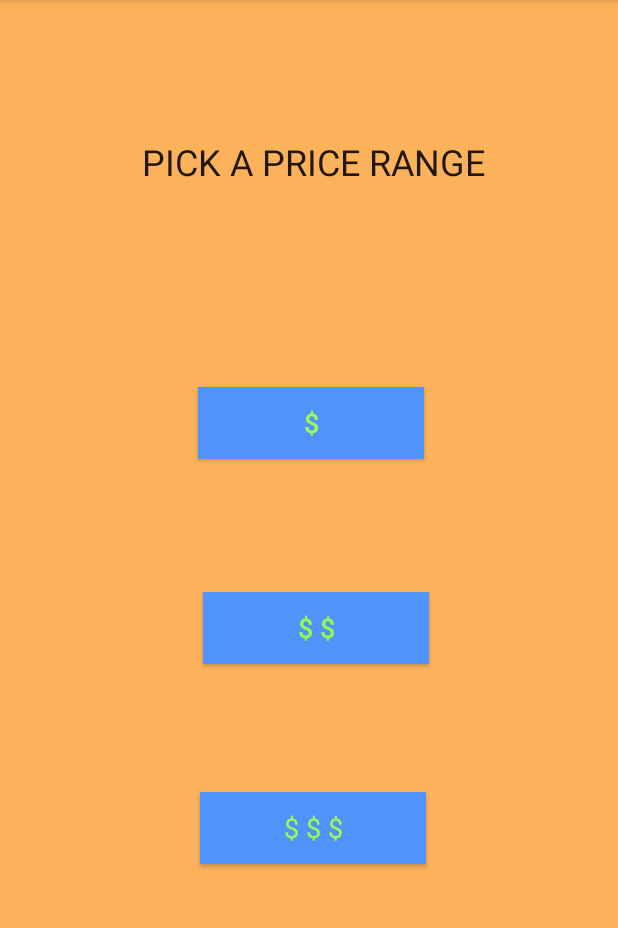
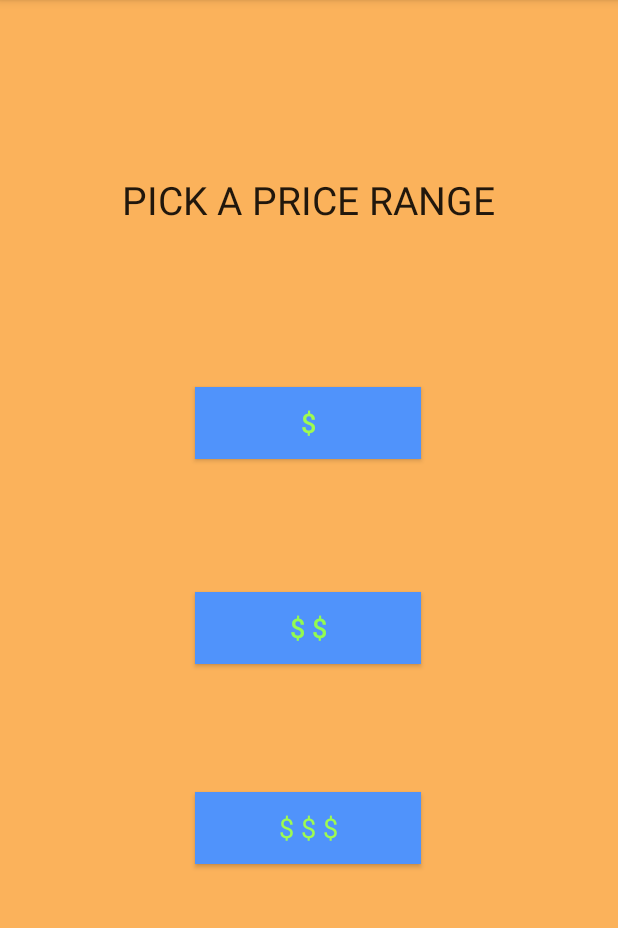
Before and after one commit to swechha16/FoodGram, an Android app: the PriceRange screen opened directly, with no data from a screen before it, on a phone screen of 412 x 824 dp, the part 84-1012 px from its top. Run offline under Robolectric (Android 15) with nearby library versions, the phone set to English and light mode, and no system bars.

Commit message:
Fixed Design Issues & added flair

```diff
--- a/FrontEnd/FoodGram/app/src/main/res/layout/activity_price_range.xml
+++ b/FrontEnd/FoodGram/app/src/main/res/layout/activity_price_range.xml
@@ -13,21 +13,19 @@
         android:layout_height="wrap_content"
         android:layout_alignParentStart="true"
         android:layout_alignParentLeft="true"
-        android:layout_alignParentTop="true"
         android:layout_alignParentEnd="true"
         android:layout_alignParentRight="true"
         android:layout_alignParentBottom="true"
-        android:layout_marginStart="94dp"
-        android:layout_marginLeft="94dp"
-        android:layout_marginTop="91dp"
-        android:layout_marginEnd="88dp"
-        android:layout_marginRight="88dp"
-        android:layout_marginBottom="608dp"
-        android:text="Pick A Price Range"
+        android:layout_marginStart="77dp"
+        android:layout_marginLeft="77dp"
+        android:layout_marginEnd="78dp"
+        android:layout_marginRight="78dp"
+        android:layout_marginBottom="617dp"
+        android:text="@string/Price_Range"
         android:textAlignment="center"
         android:textAllCaps="true"
         android:textAppearance="@style/TextAppearance.AppCompat.Large"
-        android:textSize="24sp"
+        android:textSize="26sp"
         app:layout_constraintBottom_toBottomOf="parent"
         app:layout_constraintEnd_toEndOf="parent"
         app:layout_constraintHorizontal_bias="0.497"
@@ -44,13 +42,13 @@
         android:layout_alignParentEnd="true"
         android:layout_alignParentRight="true"
         android:layout_alignParentBottom="true"
-        android:layout_marginStart="135dp"
-        android:layout_marginLeft="135dp"
-        android:layout_marginEnd="126dp"
-        android:layout_marginRight="126dp"
+        android:layout_marginStart="130dp"
+        android:layout_marginLeft="130dp"
+        android:layout_marginEnd="131dp"
+        android:layout_marginRight="131dp"
         android:layout_marginBottom="325dp"
         android:background="#5093fb"
-        android:text="$ $"
+        android:text="@string/Moderate_Choice"
         android:textColor="#93fb50"
         android:textSize="18sp"
         app:layout_constraintBottom_toBottomOf="parent"
@@ -68,13 +66,13 @@
         android:layout_alignParentEnd="true"
         android:layout_alignParentRight="true"
         android:layout_alignParentBottom="true"
-        android:layout_marginStart="133dp"
-        android:layout_marginLeft="133dp"
-        android:layout_marginEnd="128dp"
-        android:layout_marginRight="128dp"
+        android:layout_marginStart="130dp"
+        android:layout_marginLeft="130dp"
+        android:layout_marginEnd="131dp"
+        android:layout_marginRight="131dp"
         android:layout_marginBottom="192dp"
         android:background="#5093fb"
-        android:text="$ $ $"
+        android:text="@string/Luxurious_Choice"
         android:textAppearance="@style/TextAppearance.AppCompat.Body1"
         android:textColor="#9efb50"
         android:textSize="18sp"
@@ -93,13 +91,13 @@
         android:layout_alignParentEnd="true"
         android:layout_alignParentRight="true"
         android:layout_alignParentBottom="true"
-        android:layout_marginStart="132dp"
-        android:layout_marginLeft="132dp"
-        android:layout_marginEnd="129dp"
-        android:layout_marginRight="129dp"
+        android:layout_marginStart="130dp"
+        android:layout_marginLeft="130dp"
+        android:layout_marginEnd="131dp"
+        android:layout_marginRight="131dp"
         android:layout_marginBottom="462dp"
         android:background="#5093fb"
-        android:text="$"
+        android:text="@string/Frugal_Choice"
         android:textColor="#9efb50"
         android:textSize="18sp"
         app:layout_constraintBottom_toBottomOf="parent"
--- a/FrontEnd/FoodGram/app/src/main/res/values/strings.xml
+++ b/FrontEnd/FoodGram/app/src/main/res/values/strings.xml
@@ -9,5 +9,9 @@
     <string name="username">Username</string>
     <string name="password">Password</string>
     <string name="create_an_account">Create An Account</string>
+    <string name="Price_Range">Pick A Price Range</string>
+    <string name="Moderate_Choice">$ $</string>
+    <string name="Frugal_Choice">$</string>
+    <string name="Luxurious_Choice">$ $ $</string>
 
 </resources>
```
